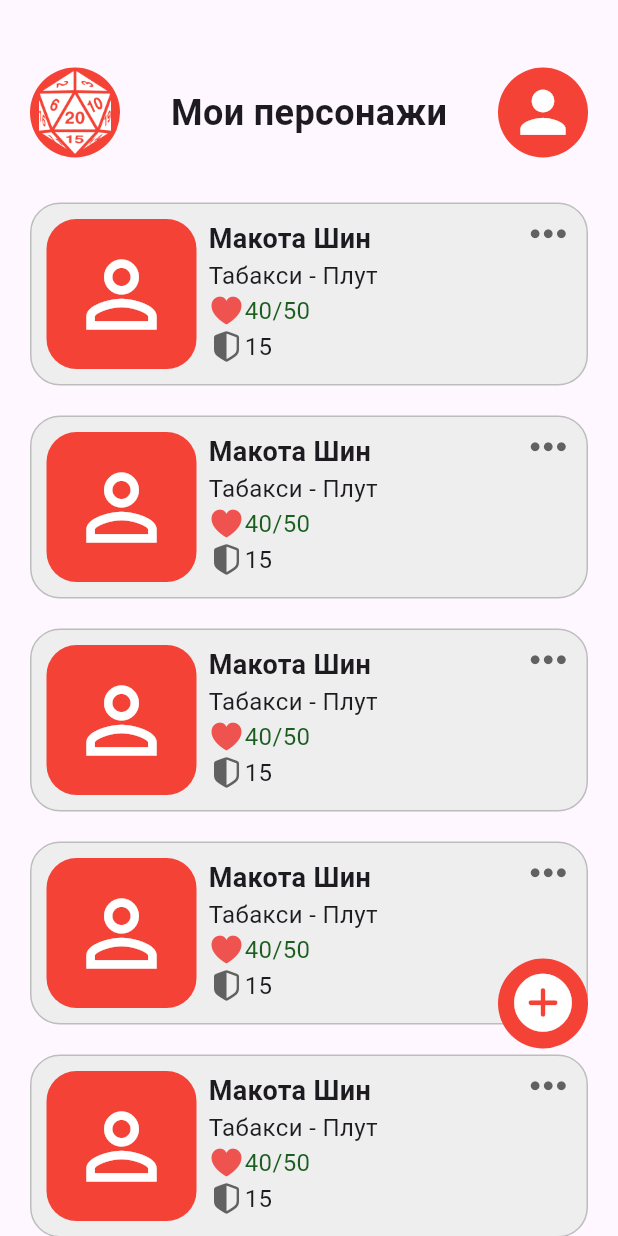
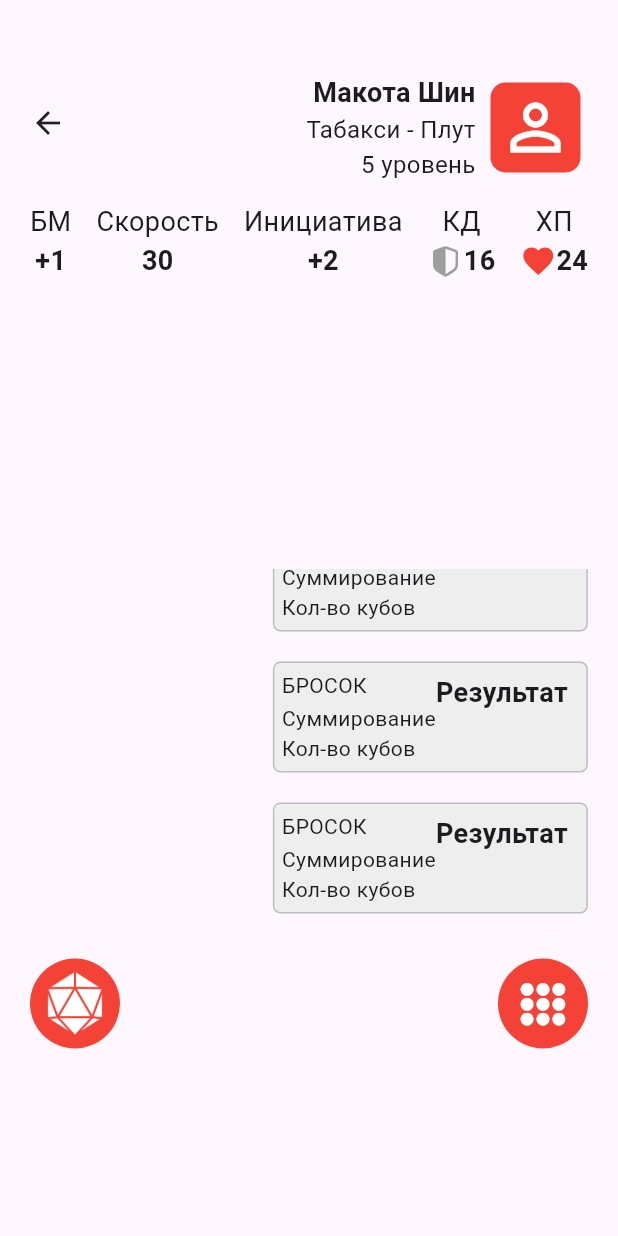
Before and after one commit to RetroZoomer/KP_Android_Front, a Flutter app: the screen it shows after launch, on a phone screen of 412 x 824 dp. Run offline on Flutter 3.47's test engine with Material 3 defaults, Android fonts, the phone set to English and light mode, and no system bars; our stand-ins replace get; missing offline and left inert: dart:js.

Commit message:
Начал делать страницу персонажа

```diff
--- a/lib/main.dart
+++ b/lib/main.dart
@@ -1,10 +1,12 @@
 import 'package:flutter/material.dart';
-import 'package:kp_android/home/main_page.dart';
 import 'package:kp_android/login.dart';
+import 'package:kp_android/pages/character/character_page.dart';
+import 'package:kp_android/pages/home/main_page.dart';
 
 void main() {
   runApp(const MaterialApp(
     debugShowCheckedModeBanner: false,
-    home: MainPage(),
+    // home: MainPage(),
+    home: CharacterPage(),
   ));
 }
--- /dev/null
+++ b/lib/pages/character/character_page.dart
@@ -0,0 +1,315 @@
+import 'package:flutter/cupertino.dart';
+import 'package:flutter/material.dart';
+
+class CharacterPage extends StatefulWidget {
+  const CharacterPage({super.key});
+
+  @override
+  State<CharacterPage> createState() => _CharacterPageState();
+}
+
+class _CharacterPageState extends State<CharacterPage> {
+  @override
+  Widget build(BuildContext context) {
+    return Scaffold(
+      body: Stack(
+        children: [
+          Column(
+            children: [
+              //Инфа о перс.
+              Container(
+                margin: EdgeInsets.only(top: 45, bottom: 10),
+                padding: EdgeInsets.only(left: 20, right: 20),
+                child: Row(
+                  crossAxisAlignment: CrossAxisAlignment.start,
+                  mainAxisAlignment: MainAxisAlignment.spaceBetween,
+                  children: [
+                    // Стрелка назад
+                    Container(
+                      padding: EdgeInsets.only(top: 25),
+                      child: Icon(Icons.arrow_back),
+                    ),
+                    Row(
+                      children: [
+                        Column(
+                          crossAxisAlignment: CrossAxisAlignment.end,
+                          children: [
+                            Text(
+                              "Макота Шин",
+                              overflow: TextOverflow.ellipsis,
+                              style: TextStyle(
+                              fontWeight: FontWeight.bold,
+                              fontSize: 18,
+                              )
+                            ),
+                            Text(
+                                "Табакси - Плут",
+                                overflow: TextOverflow.ellipsis,
+                                style: TextStyle(
+                                  fontSize: 16,
+                                )
+                            ),
+                            Text(
+                                "5 уровень",
+                                overflow: TextOverflow.ellipsis,
+                                style: TextStyle(
+                                  fontSize: 16,
+                                )
+                            ),
+                          ],
+                        ),
+                        Container(
+                          width: 60,
+                          height: 60,
+                          margin: EdgeInsets.only(left: 10, right: 5, top: 10, bottom: 10),
+                          decoration: BoxDecoration(
+                            borderRadius: BorderRadius.circular(10),
+                            color: Colors.red,
+                            // image: DecorationImage(
+                            //     image: AssetImage(
+                            //         "assets/images/person.png"
+                            //     )
+                            // )
+                          ),
+                          child: Icon(Icons.person_outline_outlined, color: Colors.white, size: 50,),
+                        ),
+                      ],
+                    )
+                  ],
+                ),
+              ),
+              // Бонус мастерства, Скорость, Инициатива, КД, ХП
+              Container(
+                margin: EdgeInsets.only(bottom: 10),
+                padding: EdgeInsets.only(left: 20, right: 20),
+                child: Row(
+                  crossAxisAlignment: CrossAxisAlignment.start,
+                  mainAxisAlignment: MainAxisAlignment.spaceBetween,
+                  children: [
+                    // БМ
+                    Column(
+                      children: [
+                        Text(
+                          "БМ",
+                          style: TextStyle(
+                            fontSize: 18,
+                          ),
+                        ),
+                        Row(
+                          children: [
+                            // Icon(Icons.import_contacts_sharp),
+                            Text(
+                              "+1",
+                              style: TextStyle(
+                                fontSize: 18,
+                                fontWeight: FontWeight.bold,
+                              ),
+                            )
+                          ],
+                        )
+                      ],
+                    ),
+                    // Скорость
+                    Column(
+                      children: [
+                        Text(
+                          "Скорость",
+                          style: TextStyle(
+                            fontSize: 18,
+                          ),
+                        ),
+                        Row(
+                          children: [
+                            Text(
+                              "30",
+                              style: TextStyle(
+                                fontSize: 18,
+                                fontWeight: FontWeight.bold,
+                              ),
+                            )
+                          ],
+                        )
+                      ],
+                    ),
+                    // Инициатива
+                    Column(
+                      children: [
+                        Text(
+                          "Инициатива",
+                          style: TextStyle(
+                            fontSize: 18,
+                          ),
+                        ),
+                        Row(
+                          children: [
+                            Text(
+                              "+2",
+                              style: TextStyle(
+                                fontSize: 18,
+                                fontWeight: FontWeight.bold,
+                              ),
+                            )
+                          ],
+                        )
+                      ],
+                    ),
+                    // КД
+                    Column(
+                      children: [
+                        Text(
+                          "КД",
+                          style: TextStyle(
+                            fontSize: 18,
+                          ),
+                        ),
+                        Row(
+                          children: [
+                            Icon(
+                              CupertinoIcons.shield_lefthalf_fill,
+                              color: Colors.grey,
+                            ),
+                            Text(
+                              "16",
+                              style: TextStyle(
+                                fontSize: 18,
+                                fontWeight: FontWeight.bold,
+                              ),
+                            )
+                          ],
+                        )
+                      ],
+                    ),
+                    // ХП
+                    Column(
+                      children: [
+                        Text(
+                          "ХП",
+                          style: TextStyle(
+                            fontSize: 18,
+                          ),
+                        ),
+                        Row(
+                          children: [
+                            Icon(
+                                Icons.favorite,
+                                color: Colors.red
+                            ),
+                            Text(
+                              "24",
+                              style: TextStyle(
+                                fontSize: 18,
+                                fontWeight: FontWeight.bold,
+                              ),
+                            )
+                          ],
+                        )
+                      ],
+                    ),
+                  ],
+                ),
+              ),
+              // Модули
+
+            ],
+          ),
+          // История бросков
+          Positioned(
+              right: 0.1,
+              bottom: 195,
+              child: Container(
+                  width: 250,
+                  height: 250,
+                  child: ListView.builder(
+                      physics: NeverScrollableScrollPhysics(),
+                      shrinkWrap: true,
+                      reverse: true,
+                      itemCount: 5,
+                      itemBuilder: (context, index) {
+                        // Обертка
+                        return Container(
+                          padding: EdgeInsets.all(5),
+                          decoration: BoxDecoration(
+                              borderRadius: BorderRadius.circular(5),
+                              color: Colors.grey.shade200,
+                              border: Border.all(
+                                width: 1.0,
+                                style: BorderStyle.solid,
+                                color: Colors.grey.shade400,
+                              )
+                          ),
+                          margin: EdgeInsets.only(left: 20, right: 20, bottom: 20),
+                          child: Row(
+                            mainAxisAlignment: MainAxisAlignment.spaceBetween,
+                            crossAxisAlignment: CrossAxisAlignment.start,
+                            children: [
+                              Column(
+                                crossAxisAlignment: CrossAxisAlignment.start,
+                                children: [
+                                  Text("БРОСОК"),
+                                  SizedBox(height: 2,),
+                                  Text("Суммирование"),
+                                  Text("Кол-во кубов")
+                                ],
+                              ),
+                              Container(
+                                padding: EdgeInsets.only(top: 2, right: 8),
+                                child: Text(
+                                    "Результат",
+                                    style: TextStyle(
+                                      fontSize: 18,
+                                      fontWeight: FontWeight.bold
+                                    ),
+                                ),
+                              )
+                            ],
+                          ),
+                        );
+                      })
+              ),
+          ),
+          // Кубы
+          Positioned(
+            left: 20,
+            bottom: 125,
+            child: Container(
+              width: 60,
+              height: 60,
+              decoration: BoxDecoration(
+                borderRadius: BorderRadius.circular(40),
+                color: Colors.red,
+              ),
+              child: Center(
+                child: Image.asset("assets/images/dice-twenty.png", width: 45,)
+                // Icon(
+                //   CupertinoIcons.plus_circle_fill,
+                //   color: Colors.white,
+                //   size: 45,
+                // ),
+              ),
+            ),
+          ),
+          // Выбор модуля
+          Positioned(
+            right: 20,
+            bottom: 125,
+            child: Container(
+              width: 60,
+              height: 60,
+              decoration: BoxDecoration(
+                borderRadius: BorderRadius.circular(40),
+                color: Colors.red,
+              ),
+              child: Center(
+                child: Icon(
+                  CupertinoIcons.circle_grid_3x3_fill,
+                  color: Colors.white,
+                  size: 35,
+                ),
+              ),
+            ),
+          )
+        ],
+      ),
+    );
+  }
+}
--- a/lib/home/main_page_body.dart
+++ b/lib/pages/home/main_page_body.dart
@@ -87,7 +87,7 @@ class _MainPageBodyState extends State<MainPageBody> {
                                 Row(
                                   children: [
                                     Icon(
-                                      CupertinoIcons.suit_heart_fill,
+                                      Icons.favorite,
                                       color: Colors.red.shade400,
                                     ),
                                     Text(
```
Also changed, not shown: assets/images/dice-twenty.png (added), lib/pages/home/main_page.dart (renamed from lib/home/main_page.dart).
